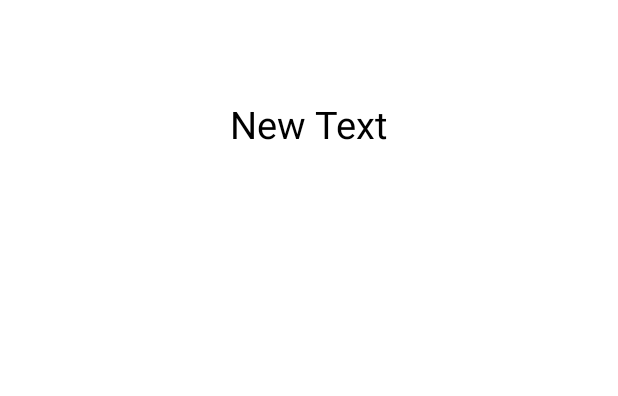
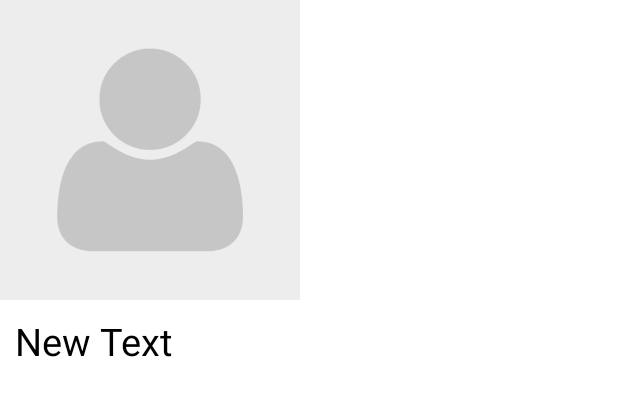
Before and after one commit to jsnaruka/NewOne, an Android app: the layout activity_profile.xml on its own in the app's theme, with its tools: preview values and no code run, on a phone screen of 412 x 824 dp. Shown: the top 396 px of the screen. Run offline under Robolectric (Android 15) with nearby library versions, the phone set to English and light mode, and no system bars.

```diff
--- a/app/src/main/AndroidManifest.xml
+++ b/app/src/main/AndroidManifest.xml
@@ -5,6 +5,7 @@
     <uses-permission android:name="android.permission.INTERNET" />
     <uses-permission android:name="android.permission.ACCESS_NETWORK_STATE" />
     <uses-permission android:name="android.permission.ACCESS_WIFI_STATE" />
+    <uses-permission android:name="android.permission.CAMERA" />
 
     <application
         android:allowBackup="true"
--- a/app/src/main/res/layout/activity_profile.xml
+++ b/app/src/main/res/layout/activity_profile.xml
@@ -15,9 +15,20 @@
         android:text="New Text"
         android:id="@+id/textView"
         android:textColor="#000000"
+        android:textSize="25sp"
+        android:layout_marginTop="10dp"
+        android:layout_below="@+id/imageView"
+        android:layout_alignParentLeft="true"
+        android:layout_alignParentStart="true"
+        android:layout_marginLeft="10dp"
+         />
 
-        android:textSize="25sp"
+    <ImageView
+        android:layout_width="200dp"
+        android:layout_height="200dp"
+        android:id="@+id/imageView"
         android:layout_alignParentTop="true"
-        android:layout_centerHorizontal="true"
-        android:layout_marginTop="65dp" />
+        android:layout_alignParentLeft="true"
+        android:layout_alignParentStart="true"
+        android:src="@drawable/dp" />
 </RelativeLayout>
```
Also changed, not shown: app/src/main/java/com/darkbears/webservice/Activities/Profile.java (+62 -9 lines), app/src/main/res/layout/dialoge.xml (added, +58 -0 lines), app/src/main/res/drawable/camera.jpg (added), app/src/main/res/drawable/dp.png (added), app/src/main/res/drawable/gallary.png (added), app/src/main/res/drawable/upload.png (added).
